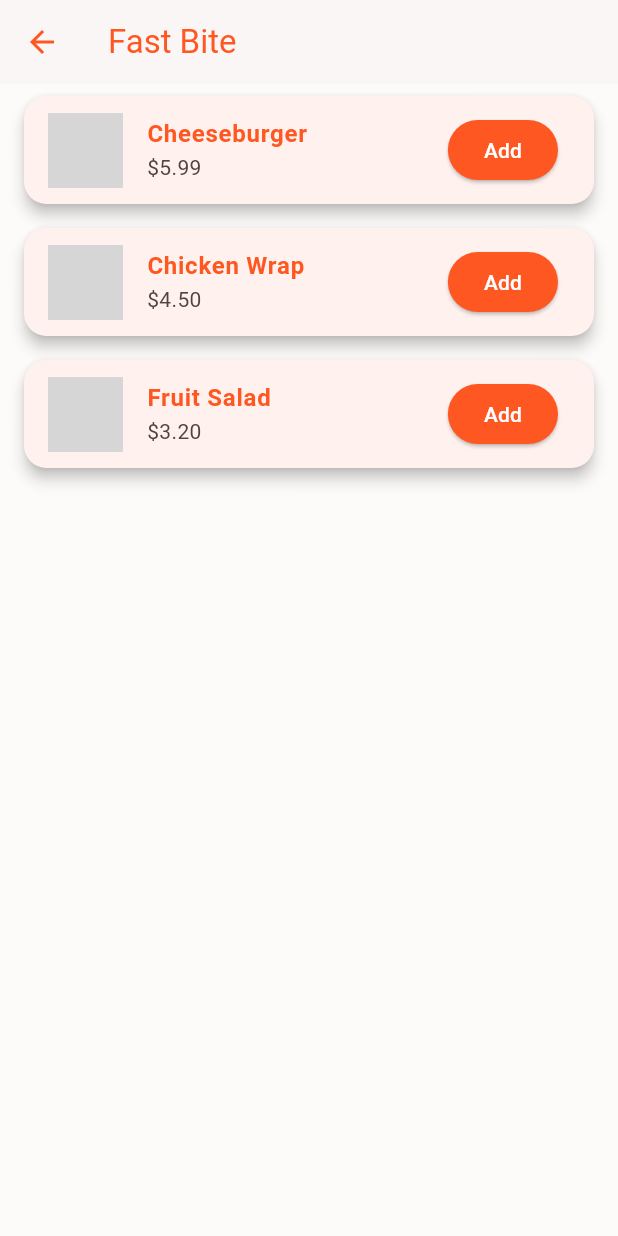
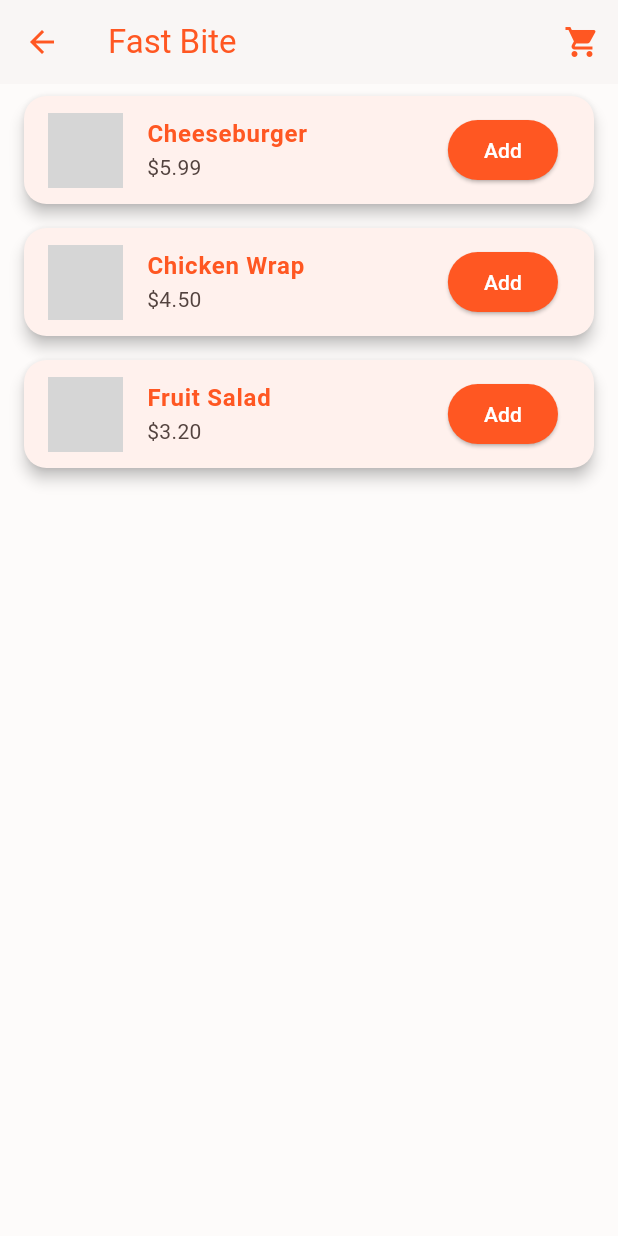
Before and after one commit to ora-delicate10/ikigugu-ikiraha-oradelicate, a Flutter app: the screen it shows after launch, after a tap on "View Menu", on a phone screen of 412 x 824 dp. Run offline on Flutter 3.47's test engine with Material 3 defaults, Android fonts, the phone set to English and light mode, and no system bars; network calls fail; Roboto replaces fonts that are missing (Poppins); grey boxes are pictures that could not be loaded.

Commit message:
Fix: Cart now receives added items from Menu screen

```diff
--- a/lib/main.dart
+++ b/lib/main.dart
@@ -1,24 +1,29 @@
 import 'package:flutter/material.dart';
+import 'package:provider/provider.dart';
+import 'models/cart_provider.dart';
 import 'screens/shops_screen.dart';
 
 void main() {
-  runApp(const IkirahaApp());
+  runApp(
+    ChangeNotifierProvider(
+      create: (_) => CartProvider(),
+      child: MyApp(), // ✅ Use the correct class name
+    ),
+  );
 }
 
-class IkirahaApp extends StatelessWidget {
-  const IkirahaApp({super.key});
+class MyApp extends StatelessWidget { // ✅ This should match above
+  const MyApp({super.key});
 
   @override
   Widget build(BuildContext context) {
     return MaterialApp(
       title: 'Ikiraha',
+      debugShowCheckedModeBanner: false,
       theme: ThemeData(
-        fontFamily: 'Poppins',
-        scaffoldBackgroundColor: const Color(0xFFFDFBFA),
         colorScheme: ColorScheme.fromSeed(seedColor: Colors.deepOrange),
         useMaterial3: true,
       ),
-      debugShowCheckedModeBanner: false,
       home: ShopsScreen(),
     );
   }
--- a/lib/screens/menu_screen.dart
+++ b/lib/screens/menu_screen.dart
@@ -1,7 +1,12 @@
 import 'package:flutter/material.dart';
+import 'package:provider/provider.dart';
+
 import '../models/food_item.dart';
 import '../models/shop.dart';
+import '../models/cart_provider.dart'; // ✅ Don't forget this!
 import '../widgets/food_card.dart';
+import 'cart_screen.dart';
+
 
 
 class MenuScreen extends StatelessWidget {
@@ -27,6 +32,17 @@ class MenuScreen extends StatelessWidget {
         ),
         iconTheme: const IconThemeData(color: Colors.deepOrange),
         elevation: 1,
+        actions: [
+  IconButton(
+    icon: const Icon(Icons.shopping_cart, color: Colors.deepOrange),
+    onPressed: () {
+      Navigator.push(
+        context,
+        MaterialPageRoute(builder: (context) => const CartScreen()),
+      );
+    },
+  )
+],
       ),
       body: ListView.builder(
         itemCount: foodList.length,
@@ -34,10 +50,13 @@ class MenuScreen extends StatelessWidget {
           return FoodCard(
             item: foodList[index],
             onAdd: () {
-              ScaffoldMessenger.of(context).showSnackBar(
-                SnackBar(content: Text("${foodList[index].name} added to cart")),
-              );
-            },
+  Provider.of<CartProvider>(context, listen: false).addToCart(foodList[index]);
+
+  ScaffoldMessenger.of(context).showSnackBar(
+    SnackBar(content: Text('${foodList[index].name} added to cart')),
+  );
+},
+
           );
         },
       ),
```
Also changed, not shown: lib/models/cart_provider.dart (added, +27 -0 lines), lib/screens/cart_screen.dart (added, +66 -0 lines), pubspec.yaml (+5 -72 lines), pubspec.lock.
